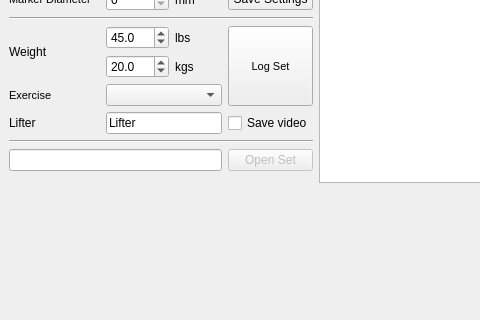
tlancon/barbellcv, file apps/barbellcvlog.ui: the form before one commit; both pictures show x 0 to 480 and y 183 to 503 of the 1200 by 740 pixel window.
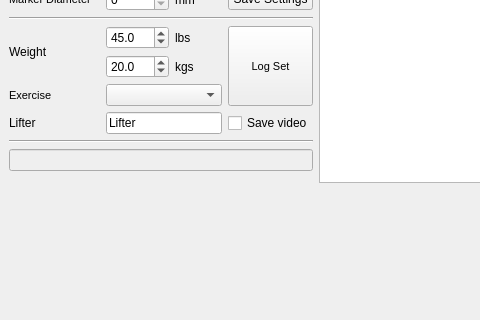
The form after the commit. Custom widgets are drawn as their Qt base class.

Commit message: Removed "Open Set" button #25

The edit to the form file:
```diff
--- a/apps/barbellcvlog.ui
+++ b/apps/barbellcvlog.ui
@@ -64,9 +64,6 @@
         </property>
        </widget>
       </item>
-      <item row="12" column="0" colspan="3">
-       <widget class="QLineEdit" name="lineEditLogPath"/>
-      </item>
       <item row="5" column="3">
        <widget class="QPushButton" name="buttonSaveSettings">
         <property name="text">
@@ -199,16 +196,6 @@
         </property>
        </widget>
       </item>
-      <item row="12" column="3">
-       <widget class="QPushButton" name="buttonOpenSet">
-        <property name="enabled">
-         <bool>false</bool>
-        </property>
-        <property name="text">
-         <string>Open Set</string>
-        </property>
-       </widget>
-      </item>
       <item row="8" column="2">
        <widget class="QLabel" name="labelKgs">
         <property name="text">
@@ -315,6 +302,13 @@
         </property>
        </widget>
       </item>
+      <item row="12" column="0" colspan="4">
+       <widget class="QLineEdit" name="lineEditLogPath">
+        <property name="enabled">
+         <bool>false</bool>
+        </property>
+       </widget>
+      </item>
      </layout>
     </item>
     <item row="4" column="2" rowspan="2">
```
Left out of the diff: 1 changed line with no effect on the pictures.
